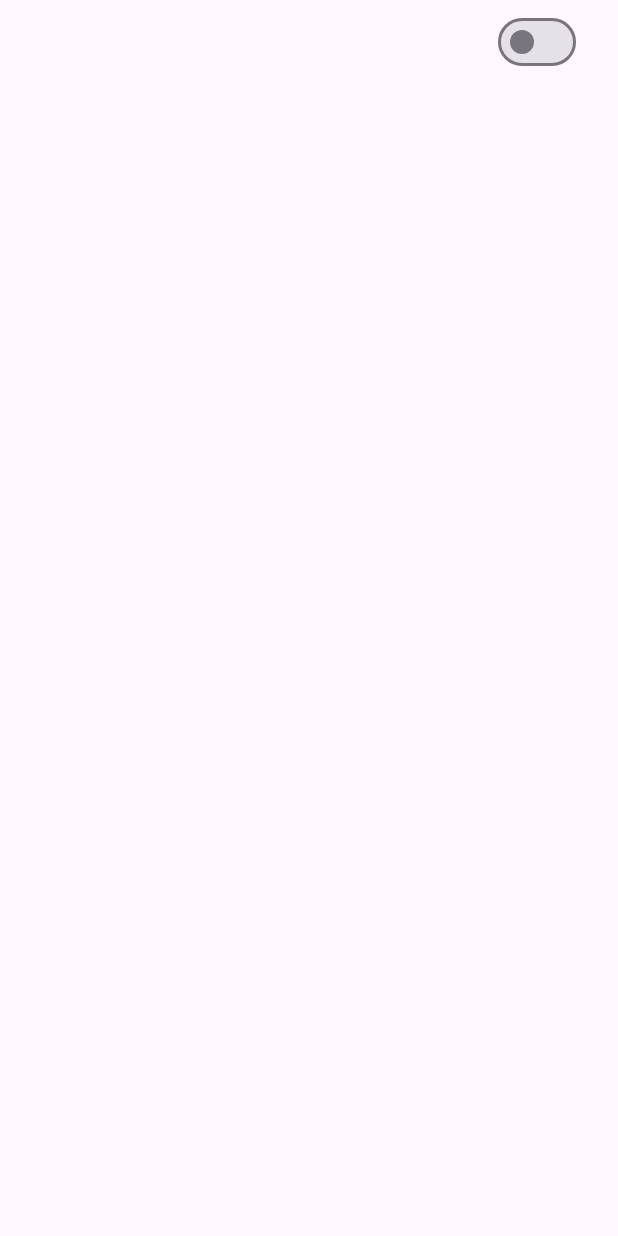
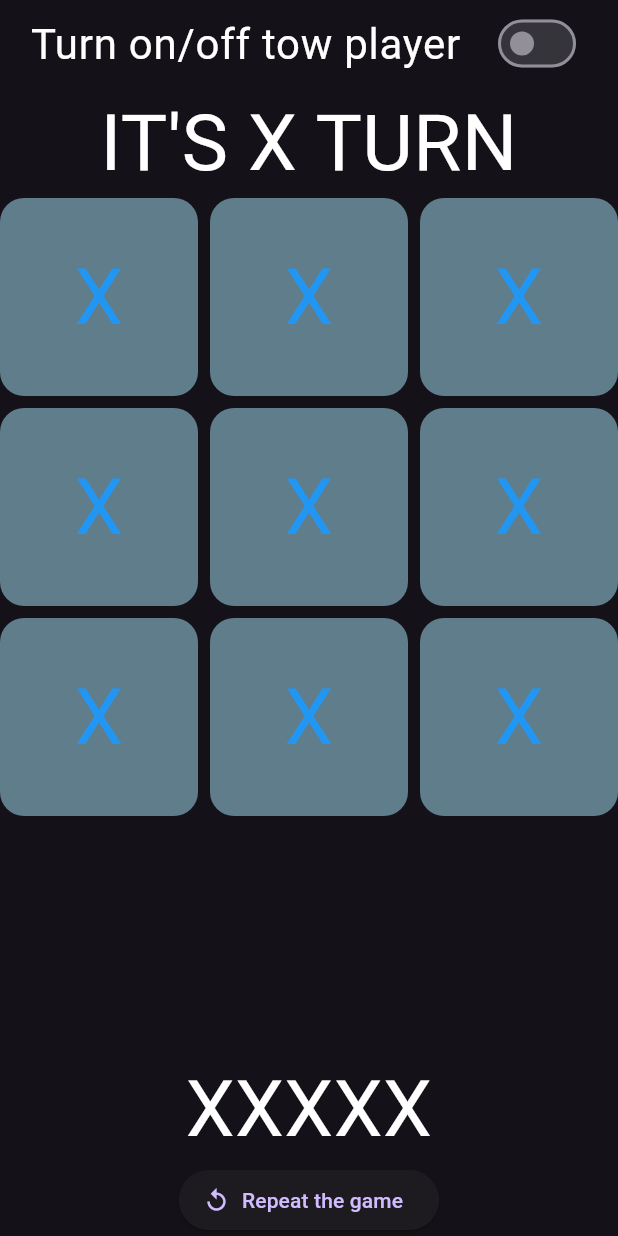
Before and after one commit to Ibrahim0011001/tic-tic-game, a Flutter app: the screen it shows after launch, on a phone screen of 412 x 824 dp. Run offline on Flutter 3.47's test engine with Material 3 defaults, Android fonts, the phone set to English and light mode, and no system bars.

Commit message:
finish ui of tic tic game

```diff
--- a/lib/game_logic.dart
+++ b/lib/game_logic.dart
@@ -1,3 +1,5 @@
 class Player {}
 
-class Game {}
+class Game {
+  void playgame(int index, String activeplayer) {}
+}
--- a/lib/homescreen.dart
+++ b/lib/homescreen.dart
@@ -13,7 +13,7 @@ class _HomescreenState extends State<Homescreen> {
   String activeplayer = 'X';
   bool gameOver = false;
   int turn = 0;
-  String result = '';
+  String result = 'XXXXX';
   Game game = Game();
   bool isswitched = false;
   @override
@@ -23,12 +23,80 @@ class _HomescreenState extends State<Homescreen> {
         child: Column(
           children: [
             SwitchListTile.adaptive(
+              title: const Text(
+                'Turn on/off tow player',
+                style: TextStyle(
+                  color: Colors.white,
+                  fontSize: 28,
+                ),
+                textAlign: TextAlign.center,
+              ),
               value: isswitched,
-              onChanged: (value) {},
+              onChanged: (bool value) {
+                setState(() {
+                  isswitched = value;
+                });
+              },
+            ),
+            Text(
+              'it\'s $activeplayer turn'.toUpperCase(),
+              style: const TextStyle(
+                color: Colors.white,
+                fontSize: 52,
+              ),
+              textAlign: TextAlign.center,
+            ),
+            Expanded(
+                child: GridView.count(
+                    crossAxisCount: 3,
+                    mainAxisSpacing: 8,
+                    crossAxisSpacing: 8,
+                    childAspectRatio: 1.0,
+                    children: List.generate(
+                      9,
+                      (index) => InkWell(
+                        onTap: gameOver ? null : () => _ontap(index),
+                        child: Container(
+                          decoration: BoxDecoration(
+                              color: Colors.blueGrey,
+                              borderRadius: BorderRadius.circular(16)),
+                          child: Center(
+                            child: Text(
+                              "X",
+                              style:
+                                  TextStyle(color: Colors.blue, fontSize: 52),
+                            ),
+                          ),
+                        ),
+                      ),
+                    ))),
+            Text(
+              result,
+              style: const TextStyle(
+                color: Colors.white,
+                fontSize: 52,
+              ),
+              textAlign: TextAlign.center,
+            ),
+            ElevatedButton.icon(
+              onPressed: () {
+                setState(() {
+                  activeplayer = 'X';
+                  gameOver = false;
+                  turn = 0;
+                  result = '';
+                });
+              },
+              label: Text('Repeat the game'),
+              icon: Icon(Icons.replay),
             )
           ],
         ),
       ),
     );
   }
+
+  _ontap(int index) {
+    game.playgame(index, activeplayer);
+  }
 }
--- a/lib/main.dart
+++ b/lib/main.dart
@@ -11,6 +11,7 @@
   @override
   Widget build(BuildContext context) {
     return MaterialApp(
+      theme: ThemeData(brightness: Brightness.dark),
       home: Homescreen(),
     );
   }
```
